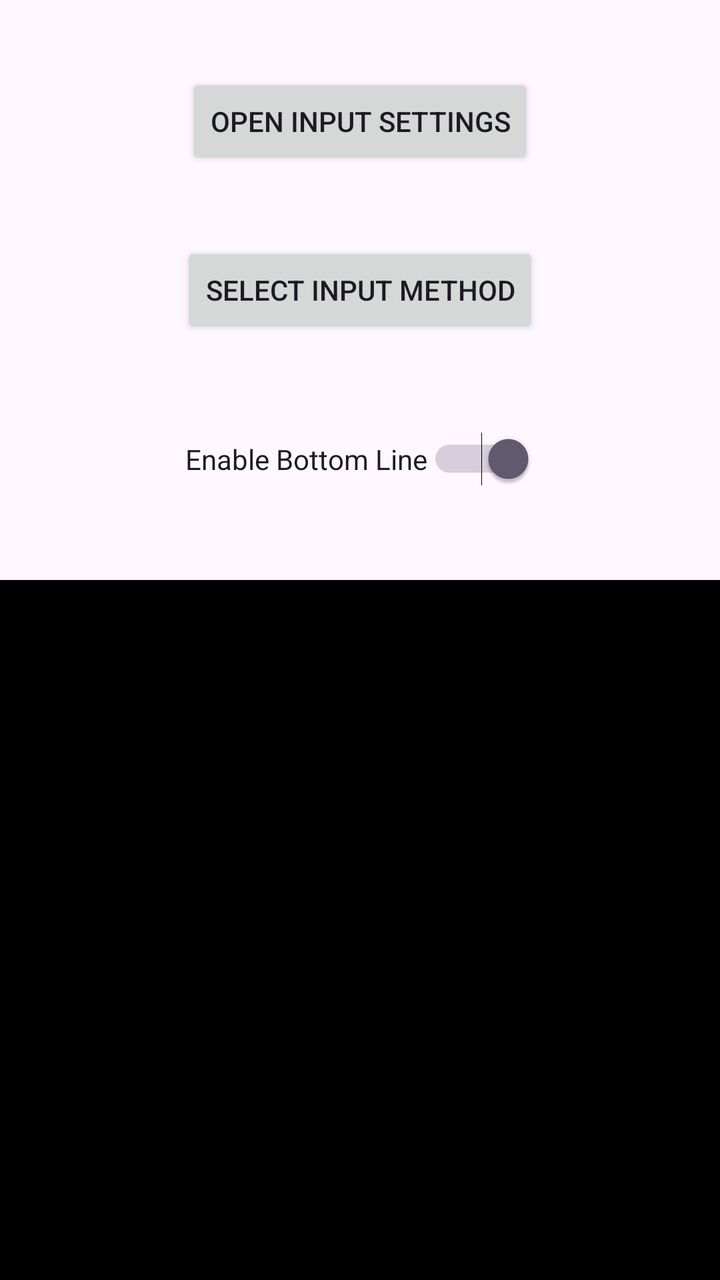
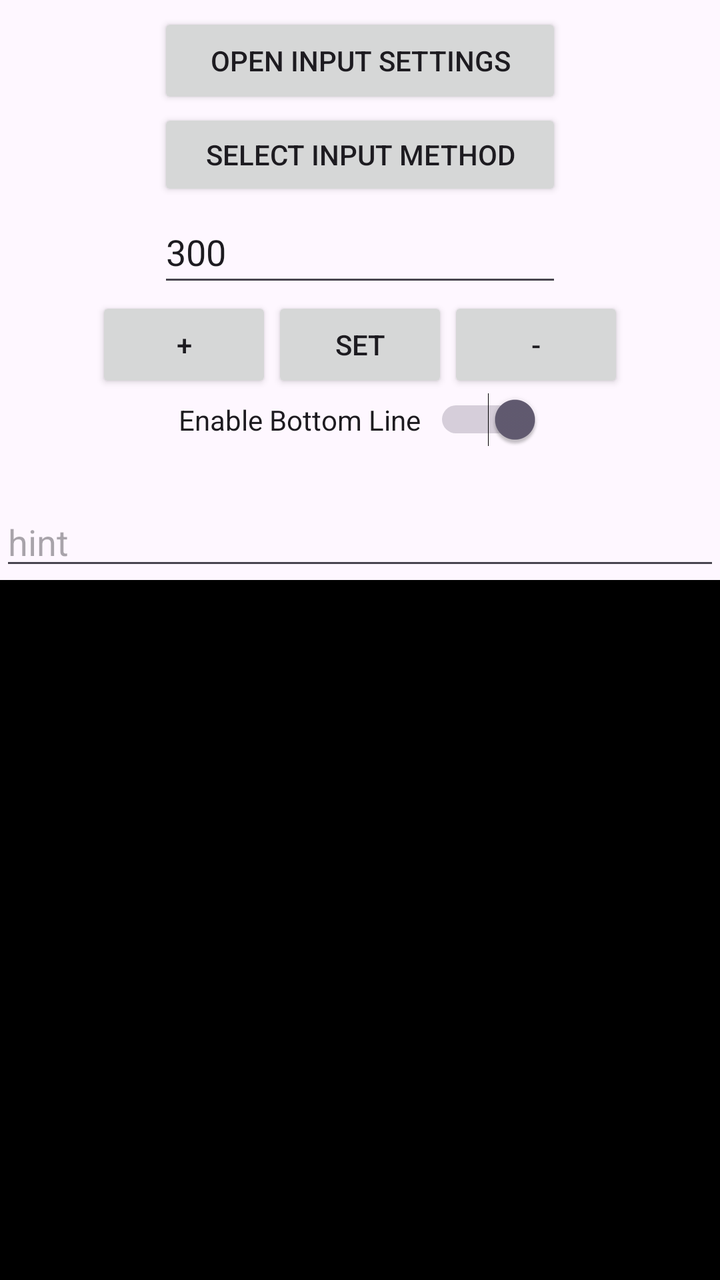

Before-and-after screenshots of an Android layout around one commit, followed by the original layout XML and the change that was made.
<!-- AndroidManifest.xml: application theme Theme.TSplit -->
<!-- res/layout/app_keyboard_test_layout.xml -->
<?xml version="1.0" encoding="utf-8"?>
<androidx.constraintlayout.widget.ConstraintLayout xmlns:app="http://schemas.android.com/apk/res-auto"
    xmlns:tools="http://schemas.android.com/tools"
    android:layout_width="match_parent"
    android:layout_height="match_parent"
    xmlns:android="http://schemas.android.com/apk/res/android">

    <ImageView
        android:id="@+id/imageView1"
        android:layout_width="0dp"
        android:layout_height="300dp"
        android:scaleType="matrix"
        android:src="@android:color/black"
        app:layout_constraintBottom_toTopOf="@+id/bottomLine"
        app:layout_constraintEnd_toEndOf="parent"
        app:layout_constraintHorizontal_bias="0.0"
        app:layout_constraintStart_toStartOf="parent" />

    <ImageView
        android:id="@+id/bottomLine"
        android:layout_width="0dp"
        android:layout_height="50dp"
        android:src="@android:color/black"
        app:layout_constraintBottom_toBottomOf="parent"
        app:layout_constraintEnd_toEndOf="parent"
        app:layout_constraintStart_toStartOf="parent" />

    <Button
        android:id="@+id/open_input_settings"
        android:layout_width="wrap_content"
        android:layout_height="wrap_content"
        android:text="Open input settings"
        app:layout_constraintBottom_toTopOf="@+id/select_input_method"
        app:layout_constraintEnd_toEndOf="parent"
        app:layout_constraintStart_toStartOf="parent"
        app:layout_constraintTop_toTopOf="parent" />

    <Button
        android:id="@+id/select_input_method"
        android:layout_width="wrap_content"
        android:layout_height="wrap_content"
        android:text="Select Input Method"
        app:layout_constraintBottom_toTopOf="@+id/imageView1"
        app:layout_constraintEnd_toEndOf="parent"
        app:layout_constraintStart_toStartOf="parent"
        app:layout_constraintTop_toTopOf="parent" />

    <Switch
        android:id="@+id/bottomLineSwitch"
        android:layout_width="wrap_content"
        android:layout_height="wrap_content"
        android:checked="true"
        android:text="Enable Bottom Line"
        app:layout_constraintBottom_toTopOf="@+id/imageView1"
        app:layout_constraintEnd_toEndOf="parent"
        app:layout_constraintStart_toStartOf="parent"
        app:layout_constraintTop_toBottomOf="@+id/select_input_method" />

</androidx.constraintlayout.widget.ConstraintLayout>
<!-- resources referenced by this layout -->
<resources>
  <style name="Theme.TSplit" parent="Base.Theme.TSplit" />
  <style name="Base.Theme.TSplit" parent="Theme.Material3.DayNight.NoActionBar">
          
          
      </style>
</resources>

<!-- the commit's change to res/layout/app_keyboard_test_layout.xml (unified diff, before → after) -->
@@ -25,35 +25,103 @@
         app:layout_constraintEnd_toEndOf="parent"
         app:layout_constraintStart_toStartOf="parent" />
 
+    <Switch
+        android:id="@+id/bottomLineSwitch"
+        android:layout_width="wrap_content"
+        android:layout_height="wrap_content"
+        android:checked="true"
+        android:text="Enable Bottom Line  "
+        app:layout_constraintBottom_toTopOf="@+id/textInputTest"
+        app:layout_constraintEnd_toEndOf="parent"
+        app:layout_constraintStart_toStartOf="parent"
+        app:layout_constraintTop_toBottomOf="@+id/setKeyboardHeightButton"
+        app:layout_constraintVertical_bias="0.0" />
+
+    <com.google.android.material.textfield.TextInputEditText
+        android:id="@+id/textInputTest"
+        android:layout_width="match_parent"
+        android:layout_height="wrap_content"
+        android:hint="hint"
+        app:layout_constraintBottom_toTopOf="@+id/imageView1"
+        app:layout_constraintEnd_toEndOf="parent"
+        app:layout_constraintStart_toStartOf="parent" />
+
+    <Button
+        android:id="@+id/select_input_method"
+        android:layout_width="202dp"
+        android:layout_height="46dp"
+        android:text="Select Input Method"
+        app:layout_constraintBottom_toTopOf="@+id/keyboardHeightInput"
+        app:layout_constraintEnd_toEndOf="parent"
+        app:layout_constraintStart_toStartOf="parent"
+        app:layout_constraintTop_toTopOf="parent"
+        app:layout_constraintVertical_bias="1.0" />
+
     <Button
         android:id="@+id/open_input_settings"
-        android:layout_width="wrap_content"
-        android:layout_height="wrap_content"
+        android:layout_width="202dp"
+        android:layout_height="48dp"
         android:text="Open input settings"
         app:layout_constraintBottom_toTopOf="@+id/select_input_method"
+        app:layout_constraintEnd_toEndOf="parent"
+        app:layout_constraintStart_toStartOf="parent"
+        app:layout_constraintTop_toTopOf="parent"
+        app:layout_constraintVertical_bias="1.0" />
+
+    <com.google.android.material.textfield.TextInputEditText
+        android:id="@+id/keyboardHeightInput"
+        android:layout_width="202dp"
+        android:layout_height="48dp"
+        android:hint="Keyboard Height"
+        android:inputType="number"
+        android:text="300"
+        app:layout_constraintBottom_toTopOf="@+id/textInputTest"
         app:layout_constraintEnd_toEndOf="parent"
         app:layout_constraintStart_toStartOf="parent"
         app:layout_constraintTop_toTopOf="parent" />
 
     <Button
-        android:id="@+id/select_input_method"
+        android:id="@+id/setKeyboardHeightButton"
+        android:layout_width="wrap_content"
+        android:layout_height="48dp"
+        android:text="Set"
+        app:layout_constraintBottom_toTopOf="@+id/textInputTest"
+        app:layout_constraintEnd_toEndOf="parent"
+        app:layout_constraintStart_toStartOf="parent"
+        app:layout_constraintTop_toBottomOf="@+id/keyboardHeightInput"
+        app:layout_constraintVertical_bias="0.0" />
+
+    <Button
+        android:id="@+id/minusKeyboardHeightButton"
+        android:layout_width="wrap_content"
+        android:layout_height="48dp"
+        android:text="-"
+        app:layout_constraintBottom_toBottomOf="@+id/setKeyboardHeightButton"
+        app:layout_constraintEnd_toEndOf="parent"
+        app:layout_constraintHorizontal_bias="0.0"
+        app:layout_constraintStart_toEndOf="@+id/setKeyboardHeightButton"
+        app:layout_constraintTop_toBottomOf="@+id/keyboardHeightInput" />
+
+    <Button
+        android:id="@+id/plusKeyboardHeightButton"
+        android:layout_width="wrap_content"
+        android:layout_height="48dp"
+        android:text="+"
+        app:layout_constraintBottom_toBottomOf="@+id/setKeyboardHeightButton"
+        app:layout_constraintEnd_toStartOf="@+id/setKeyboardHeightButton"
+        app:layout_constraintHorizontal_bias="1.0"
+        app:layout_constraintStart_toStartOf="parent"
+        app:layout_constraintTop_toBottomOf="@+id/keyboardHeightInput" />
+
+    <TextView
+        android:id="@+id/textView"
         android:layout_width="wrap_content"
         android:layout_height="wrap_content"
-        android:text="Select Input Method"
-        app:layout_constraintBottom_toTopOf="@+id/imageView1"
-        app:layout_constraintEnd_toEndOf="parent"
+        android:text="H (dp)  "
+        app:layout_constraintBottom_toBottomOf="@+id/keyboardHeightInput"
+        app:layout_constraintEnd_toStartOf="@+id/keyboardHeightInput"
+        app:layout_constraintHorizontal_bias="1.0"
         app:layout_constraintStart_toStartOf="parent"
-        app:layout_constraintTop_toTopOf="parent" />
-
-    <Switch
-        android:id="@+id/bottomLineSwitch"
-        android:layout_width="wrap_content"
-        android:layout_height="wrap_content"
-        android:checked="true"
-        android:text="Enable Bottom Line"
-        app:layout_constraintBottom_toTopOf="@+id/imageView1"
-        app:layout_constraintEnd_toEndOf="parent"
-        app:layout_constraintStart_toStartOf="parent"
-        app:layout_constraintTop_toBottomOf="@+id/select_input_method" />
+        app:layout_constraintTop_toBottomOf="@+id/bottomLineSwitch" />
 
 </androidx.constraintlayout.widget.ConstraintLayout>
